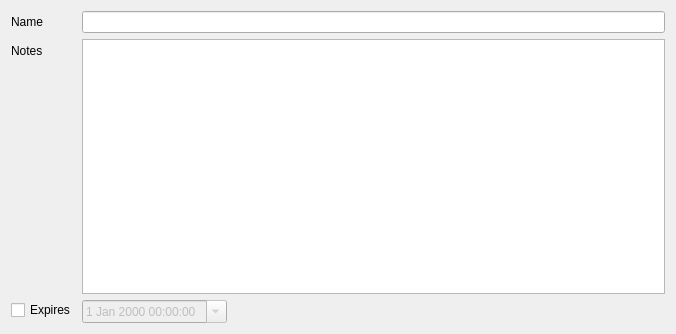
Before: the Qt Designer form src/gui/group/EditGroupWidgetMain.ui in danilovsergei/keepassx-gdrive, drawn with Qt 5.
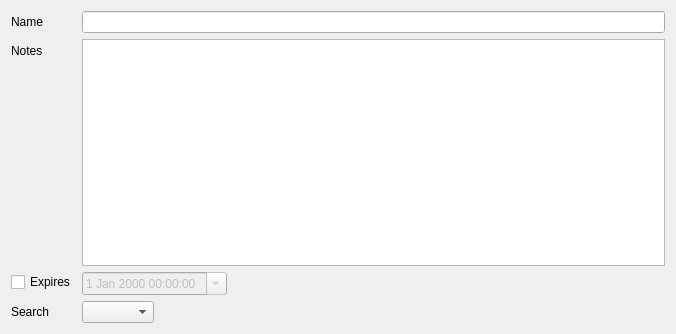
After: the same form once the commit is applied.

Commit message: Add search enabled option to group edit.

```diff
--- a/src/gui/group/EditGroupWidgetMain.ui
+++ b/src/gui/group/EditGroupWidgetMain.ui
@@ -53,6 +53,23 @@
        </property>
       </widget>
      </item>
+     <item row="3" column="0">
+      <widget class="QLabel" name="searchLabel">
+       <property name="text">
+        <string>Search</string>
+       </property>
+      </widget>
+     </item>
+     <item row="3" column="1">
+      <widget class="QComboBox" name="searchComboBox">
+       <property name="sizePolicy">
+        <sizepolicy hsizetype="Preferred" vsizetype="Fixed">
+         <horstretch>0</horstretch>
+         <verstretch>0</verstretch>
+        </sizepolicy>
+       </property>
+      </widget>
+     </item>
     </layout>
    </item>
   </layout>
```
The commit also changes 1 other file.
